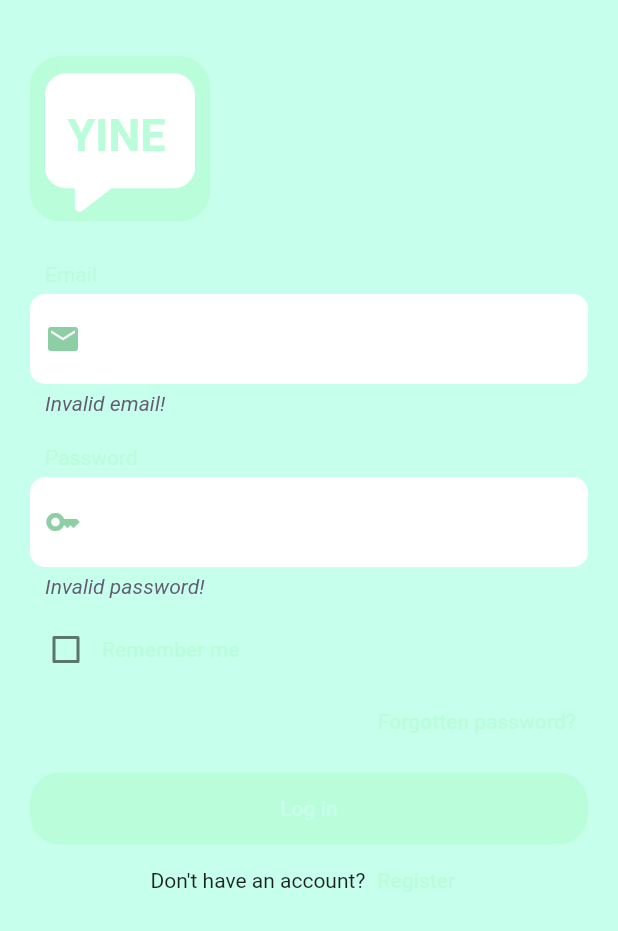
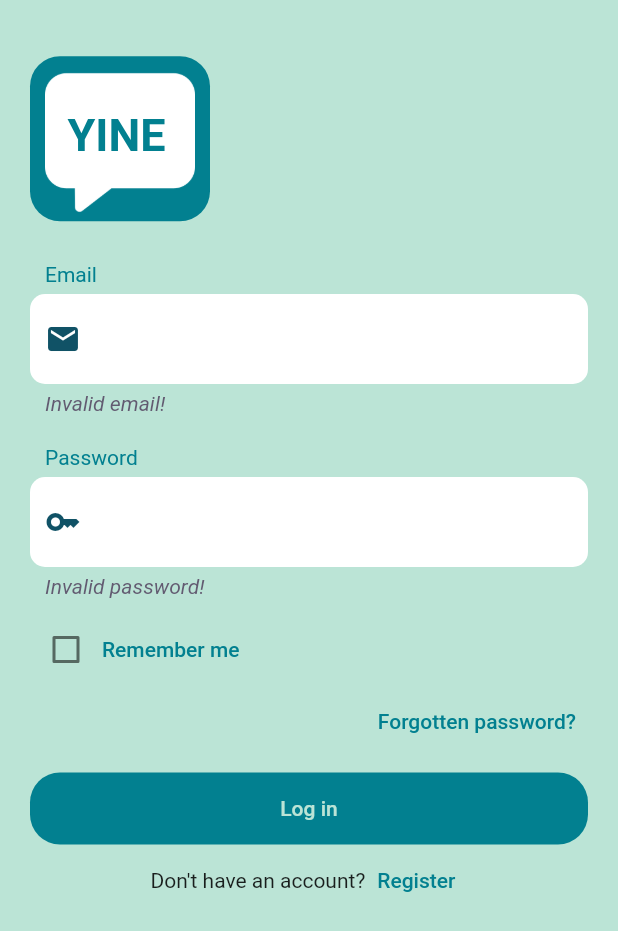
Before and after one commit to YumikoKawaii/Yine_Flutter, a Flutter app: the Login screen opened by its route, after a tap on "Log in", on a phone screen of 412 x 824 dp. Shown: the top 931 px of the screen. Run offline on Flutter 3.47's test engine with Material 2 defaults, Android fonts, the phone set to English and light mode, and no system bars; our stand-ins replace email_validator, google_nav_bar, sqflite; accounts and stored records are empty.

Commit message:
........

```diff
--- a/lib/main.dart
+++ b/lib/main.dart
@@ -7,6 +7,7 @@ import 'package:yine/screens/startup.dart';
 import 'package:yine/screens/welcome.dart';
 
 dynamic database;
+dynamic account;
 
 void main() {
   runApp(const Yine());
@@ -22,7 +23,7 @@ class Yine extends StatelessWidget {
       theme: ThemeData(
         primarySwatch: Colors.blue,
       ),
-      initialRoute: MainNav.id,
+      initialRoute: StartUp.id,
       routes: {
         StartUp.id: (context) => StartUp(),
         Welcome.id: (context) => Welcome(),
--- a/lib/network/account.dart
+++ b/lib/network/account.dart
@@ -4,12 +4,10 @@ String baseURL = "http://54.251.180.228";
 
 Future<http.Response> requestLogin(String email, String password) async {
 
-  var response = await http.get(
+  return await http.get(
     Uri.parse('$baseURL/a?email=$email&password=$password'),
   );
 
-  print(response.statusCode);
-  return response;
 }
 
 Future<http.Response> requestRegister(String email, String password) async {
--- a/lib/screens/login.dart
+++ b/lib/screens/login.dart
@@ -1,6 +1,7 @@
 import 'package:flutter/material.dart';
 import 'package:yine/controllers/account.dart';
 import 'package:yine/network/account.dart';
+import 'package:yine/network/network_helper.dart';
 import 'package:yine/screens/register.dart';
 import 'package:yine/screens/welcome.dart';
 import 'package:yine/themes/styles.dart';
@@ -23,10 +24,22 @@ class _Login extends State<Login> {
   final emailTextController = TextEditingController();
   final passwordTextController = TextEditingController();
 
-  void _requestLogin(String email, String password) {
+  void _requestLogin(String email, String password) async {
 
     if (validateEmail(email) && password != "") {
-        print(requestLogin(email, password));
+        var responce = await requestLogin(email, password);
+        switch (responce.statusCode) {
+          case StatusCode.NotFound: {
+            emailCautions = "Account is not exist!";
+            passwordCautions = "";
+          }
+          break;
+          case StatusCode.Forbidden: {
+            emailCautions = "";
+            passwordCautions = "Wrong password!";
+          }
+          break;
+        }
     }
 
     if (!validateEmail(email)) {
--- a/lib/themes/styles.dart
+++ b/lib/themes/styles.dart
@@ -1,9 +1,9 @@
 import 'package:flutter/material.dart';
 
 class LightTheme {
-  static Color primaryColor = const Color(0xFFB9FDDB);
-  static Color secondaryColor = const Color(0xFFC7FFED);
-  static Color tertiaryColor = const Color(0xFF8DCEA5);
+  static Color primaryColor = const Color(0xFF028090);
+  static Color secondaryColor = const Color(0xFFBBE4D6);
+  static Color tertiaryColor = const Color(0xFF105266);
   static Color sprimaryColor = const Color(0xFF572D35);
   static Color ssecondaryColor = const Color(0xFF5A464C);
   static Color stertiaryColor = const Color(0xFFADA08C);
```
Also changed, not shown: lib/models/account.dart (+6 -4 lines), lib/models/profile.dart (+72 -0 lines), lib/network/profile.dart (+6 -2 lines), lib/screens/homepage.dart (+24 -7 lines), lib/screens/init_profile.dart (+11 -4 lines), lib/screens/register.dart (+6 -5 lines), lib/screens/startup.dart (+24 -1 lines), images/user.png (added).
